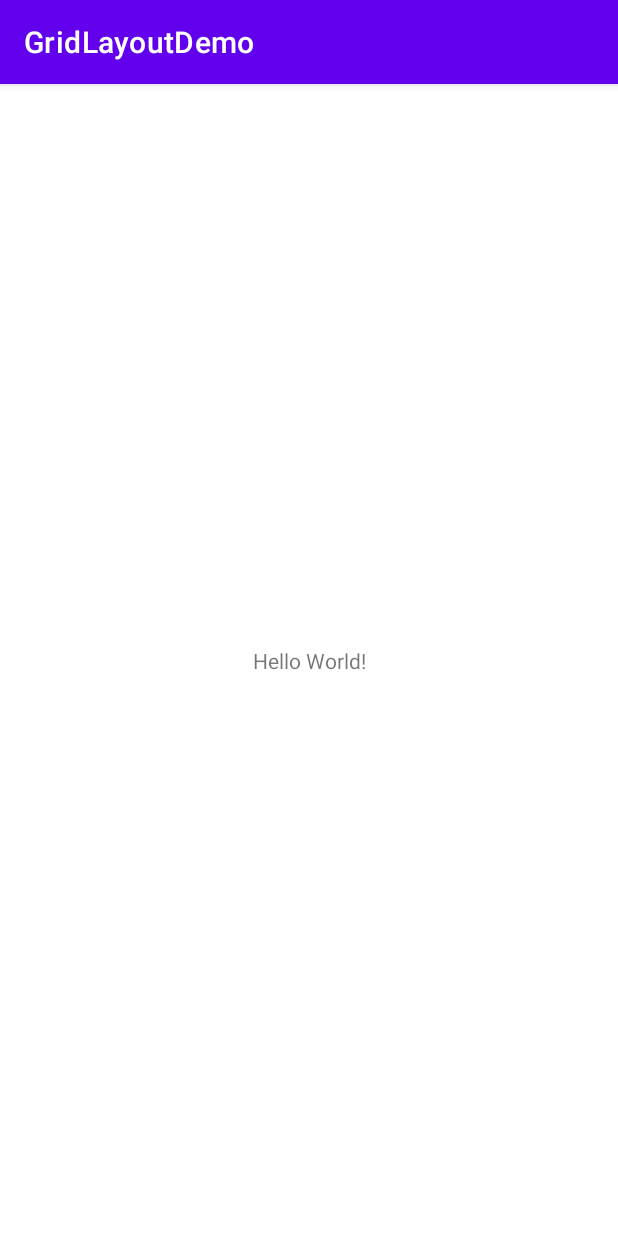
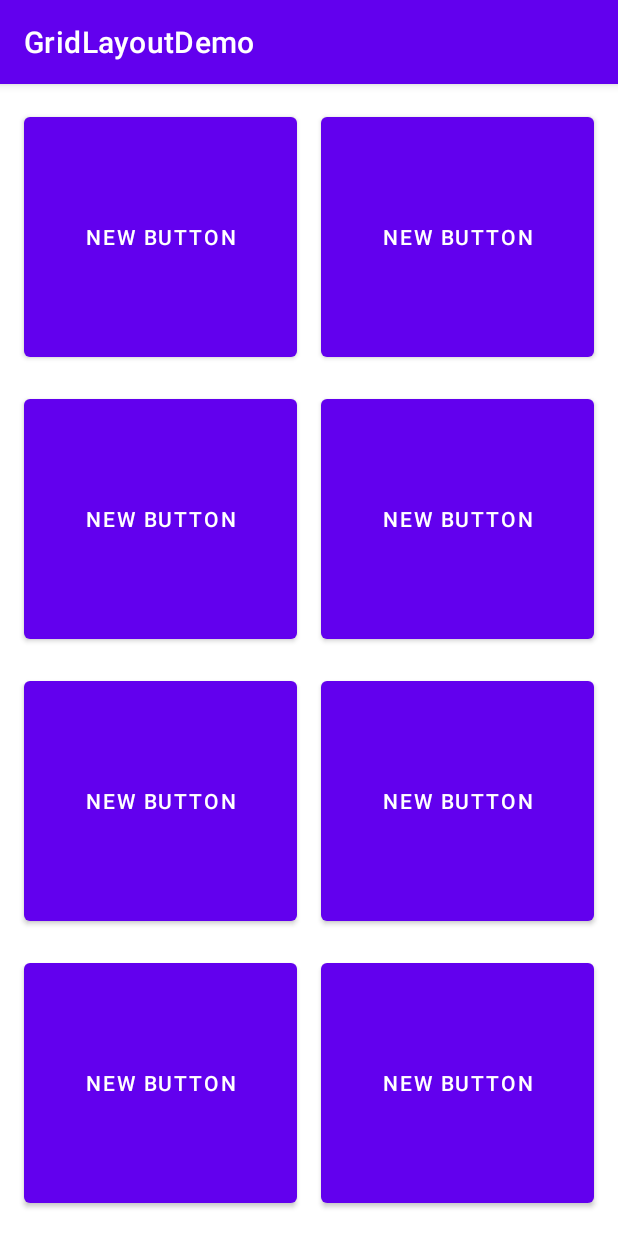
Before and after one commit to iamspd/grid_layout_demo, an Android app: the screen it shows after launch (MainActivity), on a phone screen of 412 x 824 dp. Run offline under Robolectric (Android 15) with nearby library versions, the phone set to English and light mode, and no system bars.

Commit message:
activity_main.xml - layout created

```diff
--- a/app/src/main/res/layout/activity_main.xml
+++ b/app/src/main/res/layout/activity_main.xml
@@ -1,18 +1,112 @@
 <?xml version="1.0" encoding="utf-8"?>
-<androidx.constraintlayout.widget.ConstraintLayout xmlns:android="http://schemas.android.com/apk/res/android"
+<RelativeLayout xmlns:android="http://schemas.android.com/apk/res/android"
     xmlns:app="http://schemas.android.com/apk/res-auto"
     xmlns:tools="http://schemas.android.com/tools"
     android:layout_width="match_parent"
     android:layout_height="match_parent"
     tools:context=".MainActivity">
 
-    <TextView
-        android:layout_width="wrap_content"
-        android:layout_height="wrap_content"
-        android:text="Hello World!"
-        app:layout_constraintBottom_toBottomOf="parent"
-        app:layout_constraintLeft_toLeftOf="parent"
-        app:layout_constraintRight_toRightOf="parent"
-        app:layout_constraintTop_toTopOf="parent" />
+    <GridLayout
+        android:layout_width="match_parent"
+        android:layout_height="match_parent"
+        android:layout_margin="8dp">
 
-</androidx.constraintlayout.widget.ConstraintLayout>
+        <Button
+            android:id="@+id/btn1"
+            android:layout_width="wrap_content"
+            android:layout_height="wrap_content"
+            android:layout_row="0"
+            android:layout_rowWeight="1"
+            android:layout_column="0"
+            android:layout_columnWeight="1"
+            android:layout_gravity="fill"
+            android:layout_margin="8dp"
+            android:text="New Button" />
+
+        <Button
+            android:id="@+id/btn2"
+            android:layout_width="wrap_content"
+            android:layout_height="wrap_content"
+            android:layout_row="0"
+            android:layout_rowWeight="1"
+            android:layout_column="1"
+            android:layout_columnWeight="1"
+            android:layout_gravity="fill"
+            android:layout_margin="8dp"
+            android:text="New Button" />
+
+        <Button
+            android:id="@+id/btn3"
+            android:layout_width="wrap_content"
+            android:layout_height="wrap_content"
+            android:layout_row="1"
+            android:layout_rowWeight="1"
+            android:layout_column="0"
+            android:layout_columnWeight="1"
+            android:layout_gravity="fill"
+            android:layout_margin="8dp"
+            android:text="New Button" />
+
+        <Button
+            android:id="@+id/btn4"
+            android:layout_width="wrap_content"
+            android:layout_height="wrap_content"
+            android:layout_row="1"
+            android:layout_rowWeight="1"
+            android:layout_column="1"
+            android:layout_columnWeight="1"
+            android:layout_gravity="fill"
+            android:layout_margin="8dp"
+            android:text="New Button" />
+
+        <Button
+            android:id="@+id/btn5"
+            android:layout_width="wrap_content"
+            android:layout_height="wrap_content"
+            android:layout_row="2"
+            android:layout_rowWeight="1"
+            android:layout_column="0"
+            android:layout_columnWeight="1"
+            android:layout_gravity="fill"
+            android:layout_margin="8dp"
+            android:text="New Button" />
+
+        <Button
+            android:id="@+id/btn6"
+            android:layout_width="wrap_content"
+            android:layout_height="wrap_content"
+            android:layout_row="2"
+            android:layout_rowWeight="1"
+            android:layout_column="1"
+            android:layout_columnWeight="1"
+            android:layout_gravity="fill"
+            android:layout_margin="8dp"
+            android:text="New Button" />
+
+        <Button
+            android:id="@+id/btn7"
+            android:layout_width="wrap_content"
+            android:layout_height="wrap_content"
+            android:layout_row="3"
+            android:layout_rowWeight="1"
+            android:layout_column="0"
+            android:layout_columnWeight="1"
+            android:layout_gravity="fill"
+            android:layout_margin="8dp"
+            android:text="New Button" />
+
+        <Button
+            android:id="@+id/btn8"
+            android:layout_width="wrap_content"
+            android:layout_height="wrap_content"
+            android:layout_row="3"
+            android:layout_rowWeight="1"
+            android:layout_column="1"
+            android:layout_columnWeight="1"
+            android:layout_gravity="fill"
+            android:layout_margin="8dp"
+            android:text="New Button" />
+
+    </GridLayout>
+
+</RelativeLayout>
```
